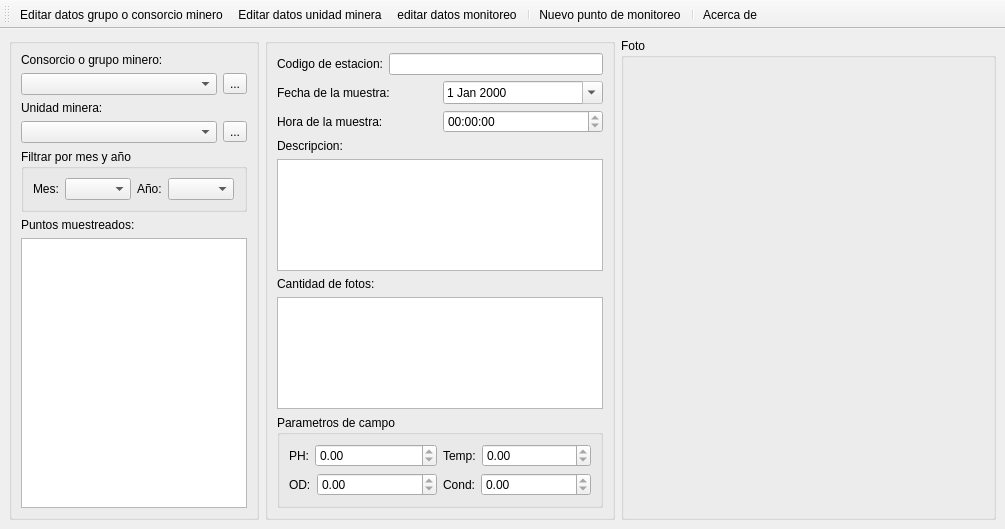
First picture: the form in mainwindow.ui, repository lincolningaroca/SWDataMonitoreo, before the edit.
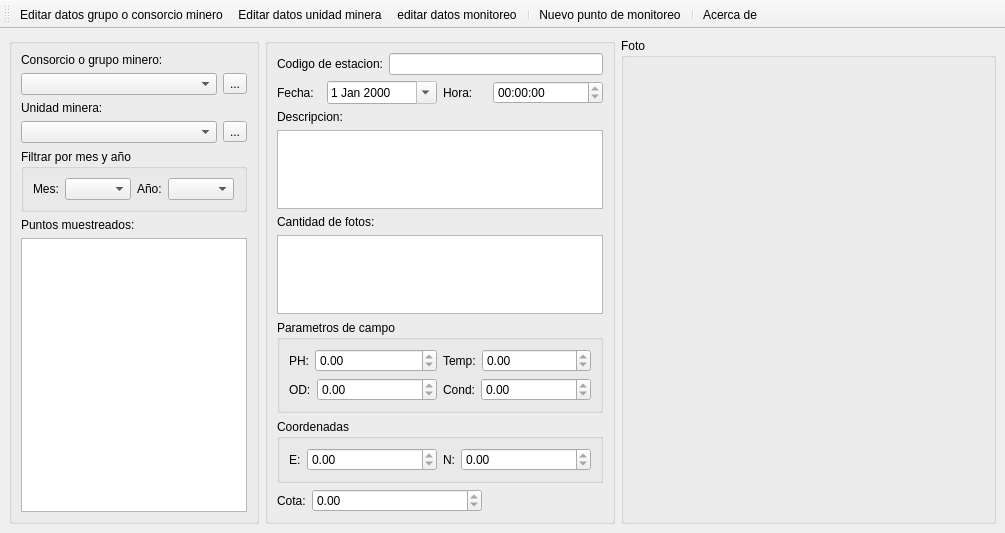
Second picture: the form after the edit. Icons and pictures are not drawn.

```diff
--- a/mainwindow.ui
+++ b/mainwindow.ui
@@ -7,7 +7,7 @@
     <x>0</x>
     <y>0</y>
     <width>1005</width>
-    <height>529</height>
+    <height>533</height>
    </rect>
   </property>
   <property name="windowTitle">
@@ -174,16 +174,22 @@
         </layout>
        </item>
        <item>
-        <layout class="QHBoxLayout" name="horizontalLayout_5">
-         <item>
+        <layout class="QGridLayout" name="gridLayout_2">
+         <item row="0" column="0">
           <widget class="QLabel" name="label_4">
            <property name="text">
-            <string>Fecha de la muestra:</string>
+            <string>Fecha:</string>
            </property>
           </widget>
          </item>
-         <item>
+         <item row="0" column="1">
           <widget class="QDateEdit" name="deFecha">
+           <property name="minimumSize">
+            <size>
+             <width>110</width>
+             <height>0</height>
+            </size>
+           </property>
            <property name="readOnly">
             <bool>true</bool>
            </property>
@@ -192,19 +198,21 @@
            </property>
           </widget>
          </item>
-        </layout>
-       </item>
-       <item>
-        <layout class="QHBoxLayout" name="horizontalLayout_6">
-         <item>
+         <item row="0" column="2">
           <widget class="QLabel" name="label_5">
            <property name="text">
-            <string>Hora de la muestra:</string>
+            <string>Hora:</string>
            </property>
           </widget>
          </item>
-         <item>
+         <item row="0" column="3">
           <widget class="QTimeEdit" name="teHora">
+           <property name="minimumSize">
+            <size>
+             <width>110</width>
+             <height>0</height>
+            </size>
+           </property>
            <property name="readOnly">
             <bool>true</bool>
            </property>
@@ -326,6 +334,83 @@
          </layout>
         </widget>
        </item>
+       <item>
+        <widget class="QGroupBox" name="groupBox_6">
+         <property name="title">
+          <string>Coordenadas</string>
+         </property>
+         <layout class="QGridLayout" name="gridLayout_4">
+          <item row="0" column="0">
+           <layout class="QGridLayout" name="gridLayout_3">
+            <item row="0" column="0">
+             <widget class="QLabel" name="label_15">
+              <property name="text">
+               <string>E:</string>
+              </property>
+             </widget>
+            </item>
+            <item row="0" column="1">
+             <widget class="QDoubleSpinBox" name="doubleSpinBox">
+              <property name="minimumSize">
+               <size>
+                <width>130</width>
+                <height>0</height>
+               </size>
+              </property>
+              <property name="readOnly">
+               <bool>true</bool>
+              </property>
+             </widget>
+            </item>
+            <item row="0" column="2">
+             <widget class="QLabel" name="label_16">
+              <property name="text">
+               <string>N:</string>
+              </property>
+             </widget>
+            </item>
+            <item row="0" column="3">
+             <widget class="QDoubleSpinBox" name="doubleSpinBox_2">
+              <property name="minimumSize">
+               <size>
+                <width>130</width>
+                <height>0</height>
+               </size>
+              </property>
+              <property name="readOnly">
+               <bool>true</bool>
+              </property>
+             </widget>
+            </item>
+           </layout>
+          </item>
+         </layout>
+        </widget>
+       </item>
+       <item>
+        <layout class="QFormLayout" name="formLayout_6">
+         <item row="0" column="0">
+          <widget class="QLabel" name="label_17">
+           <property name="text">
+            <string>Cota:</string>
+           </property>
+          </widget>
+         </item>
+         <item row="0" column="1">
+          <widget class="QDoubleSpinBox" name="doubleSpinBox_3">
+           <property name="maximumSize">
+            <size>
+             <width>170</width>
+             <height>16777215</height>
+            </size>
+           </property>
+           <property name="readOnly">
+            <bool>true</bool>
+           </property>
+          </widget>
+         </item>
+        </layout>
+       </item>
       </layout>
      </widget>
     </item>
```
Left out of the diff: 21 changed lines with no effect on the pictures.
